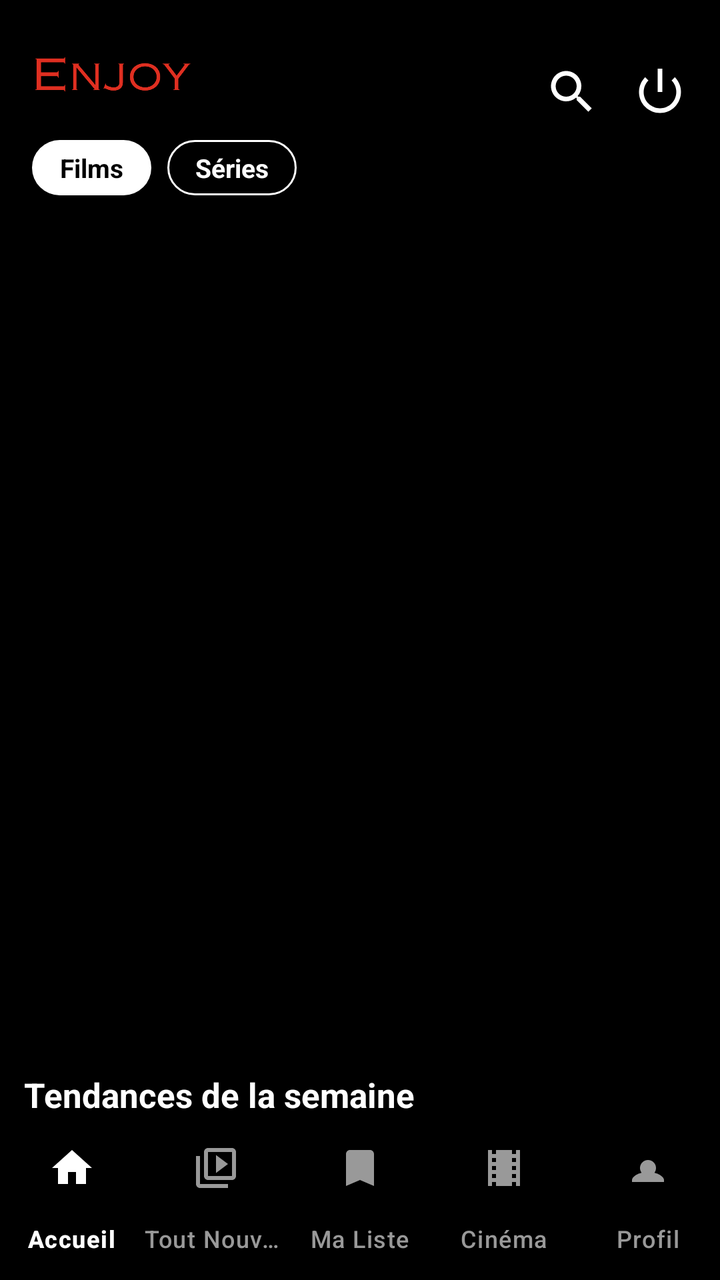
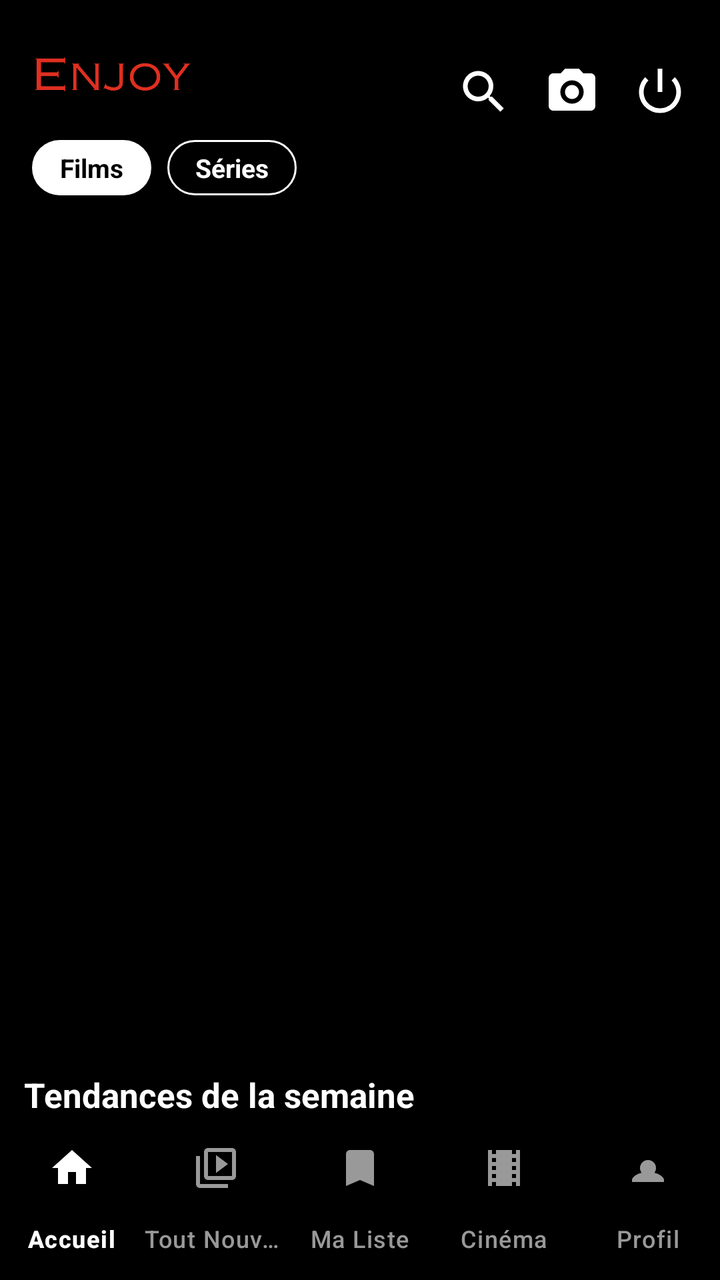

Before-and-after screenshots of an Android layout around one commit, followed by the original layout XML and the change that was made.
<!-- AndroidManifest.xml: application theme Theme.MoviesApp_Jaouhari -->
<!-- res/layout/activity_main.xml -->
<?xml version="1.0" encoding="utf-8"?>
<RelativeLayout xmlns:android="http://schemas.android.com/apk/res/android"
    xmlns:app="http://schemas.android.com/apk/res-auto"
    android:layout_width="match_parent"
    android:layout_height="match_parent"
    android:background="@color/black">

    
    <androidx.core.widget.NestedScrollView
        android:id="@+id/homeContentScrollView"
        android:layout_width="match_parent"
        android:layout_height="match_parent"
        android:layout_above="@+id/bottomNavigation"
        android:layout_alignParentTop="true">

        <LinearLayout
            android:layout_width="match_parent"
            android:layout_height="wrap_content"
            android:orientation="vertical">

            
            <androidx.recyclerview.widget.RecyclerView
                android:id="@+id/carouselRecyclerView"
                android:layout_width="match_parent"
                android:layout_height="520dp"
                android:overScrollMode="never" />

            
            <LinearLayout
                android:id="@+id/trendingSection"
                android:layout_width="match_parent"
                android:layout_height="wrap_content"
                android:orientation="vertical"
                android:layout_marginTop="16dp">

                <TextView
                    android:layout_width="match_parent"
                    android:layout_height="wrap_content"
                    android:text="Tendances de la semaine"
                    android:textColor="@color/white"
                    android:textSize="17sp"
                    android:textStyle="bold"
                    android:paddingStart="12dp"
                    android:paddingBottom="10dp" />

                <androidx.recyclerview.widget.RecyclerView
                    android:id="@+id/trendingRecyclerView"
                    android:layout_width="match_parent"
                    android:layout_height="195dp"
                    android:paddingStart="12dp"
                    android:clipToPadding="false"
                    android:overScrollMode="never" />

            </LinearLayout>

            
            <LinearLayout
                android:id="@+id/homeRecommendationsContainer"
                android:layout_width="match_parent"
                android:layout_height="wrap_content"
                android:orientation="vertical"
                android:layout_marginTop="8dp"
                android:visibility="gone" />

            
            <LinearLayout
                android:id="@+id/top10Section"
                android:layout_width="match_parent"
                android:layout_height="wrap_content"
                android:orientation="vertical"
                android:layout_marginTop="20dp">

                <TextView
                    android:layout_width="match_parent"
                    android:layout_height="wrap_content"
                    android:text="Top 10 en 2026"
                    android:textColor="@color/white"
                    android:textSize="17sp"
                    android:textStyle="bold"
                    android:paddingStart="12dp"
                    android:paddingEnd="12dp"
                    android:paddingBottom="10dp" />

                <androidx.recyclerview.widget.RecyclerView
                    android:id="@+id/topRatedRecyclerView"
                    android:layout_width="match_parent"
                    android:layout_height="170dp"
                    android:paddingStart="12dp"
                    android:paddingEnd="12dp"
                    android:clipToPadding="false"
                    android:overScrollMode="never" />

            </LinearLayout>

            
            <LinearLayout
                android:id="@+id/genreSectionsContainer"
                android:layout_width="match_parent"
                android:layout_height="wrap_content"
                android:orientation="vertical"
                android:layout_marginTop="8dp" />

            <View
                android:layout_width="match_parent"
                android:layout_height="16dp" />

        </LinearLayout>
    </androidx.core.widget.NestedScrollView>

    
    <androidx.core.widget.NestedScrollView
        android:id="@+id/seriesContentScrollView"
        android:layout_width="match_parent"
        android:layout_height="match_parent"
        android:layout_above="@+id/bottomNavigation"
        android:layout_alignParentTop="true"
        android:visibility="gone">

        <LinearLayout
            android:layout_width="match_parent"
            android:layout_height="wrap_content"
            android:orientation="vertical">

            
            <androidx.recyclerview.widget.RecyclerView
                android:id="@+id/tvCarouselRecyclerView"
                android:layout_width="match_parent"
                android:layout_height="520dp"
                android:overScrollMode="never" />

            
            <LinearLayout
                android:layout_width="match_parent"
                android:layout_height="wrap_content"
                android:orientation="vertical"
                android:layout_marginTop="16dp">

                <TextView
                    android:layout_width="match_parent"
                    android:layout_height="wrap_content"
                    android:text="Tendances séries de la semaine"
                    android:textColor="@color/white"
                    android:textSize="17sp"
                    android:textStyle="bold"
                    android:paddingStart="12dp"
                    android:paddingBottom="10dp" />

                <androidx.recyclerview.widget.RecyclerView
                    android:id="@+id/tvTrendingRecyclerView"
                    android:layout_width="match_parent"
                    android:layout_height="195dp"
                    android:paddingStart="12dp"
                    android:clipToPadding="false"
                    android:overScrollMode="never" />

            </LinearLayout>

            
            <LinearLayout
                android:layout_width="match_parent"
                android:layout_height="wrap_content"
                android:orientation="vertical"
                android:layout_marginTop="20dp">

                <TextView
                    android:layout_width="match_parent"
                    android:layout_height="wrap_content"
                    android:text="Top 10 séries en 2026"
                    android:textColor="@color/white"
                    android:textSize="17sp"
                    android:textStyle="bold"
                    android:paddingStart="12dp"
                    android:paddingBottom="10dp" />

                <androidx.recyclerview.widget.RecyclerView
                    android:id="@+id/tvTopRatedRecyclerView"
                    android:layout_width="match_parent"
                    android:layout_height="170dp"
                    android:paddingStart="12dp"
                    android:paddingEnd="12dp"
                    android:clipToPadding="false"
                    android:overScrollMode="never" />

            </LinearLayout>

            
            <LinearLayout
                android:id="@+id/tvRecommendationsContainer"
                android:layout_width="match_parent"
                android:layout_height="wrap_content"
                android:orientation="vertical"
                android:layout_marginTop="8dp"
                android:visibility="gone" />

            
            <LinearLayout
                android:id="@+id/tvGenreSectionsContainer"
                android:layout_width="match_parent"
                android:layout_height="wrap_content"
                android:orientation="vertical"
                android:layout_marginTop="8dp" />

            <View
                android:layout_width="match_parent"
                android:layout_height="16dp" />

        </LinearLayout>
    </androidx.core.widget.NestedScrollView>

    
    <LinearLayout
        android:id="@+id/comingSoonView"
        android:layout_width="match_parent"
        android:layout_height="match_parent"
        android:layout_above="@+id/bottomNavigation"
        android:layout_alignParentTop="true"
        android:orientation="vertical"
        android:background="@color/black"
        android:paddingTop="60dp"
        android:visibility="gone">

        <TextView
            android:layout_width="match_parent"
            android:layout_height="wrap_content"
            android:text="Tout Nouveau"
            android:textColor="@color/white"
            android:textSize="22sp"
            android:textStyle="bold"
            android:paddingStart="16dp"
            android:paddingTop="16dp"
            android:paddingBottom="12dp" />

        <androidx.recyclerview.widget.RecyclerView
            android:id="@+id/comingSoonRecyclerView"
            android:layout_width="match_parent"
            android:layout_height="match_parent"
            android:paddingStart="8dp"
            android:clipToPadding="false" />

    </LinearLayout>

    
    <androidx.core.widget.NestedScrollView
        android:id="@+id/myListView"
        android:layout_width="match_parent"
        android:layout_height="match_parent"
        android:layout_above="@+id/bottomNavigation"
        android:layout_alignParentTop="true"
        android:paddingTop="60dp"
        android:visibility="gone">

        <LinearLayout
            android:layout_width="match_parent"
            android:layout_height="wrap_content"
            android:orientation="vertical">

            <TextView
                android:layout_width="match_parent"
                android:layout_height="wrap_content"
                android:text="Ma Liste"
                android:textColor="@color/white"
                android:textSize="20sp"
                android:textStyle="bold"
                android:layout_margin="16dp" />

            <TextView
                android:id="@+id/myListEmptyText"
                android:layout_width="match_parent"
                android:layout_height="wrap_content"
                android:text="@string/my_list_empty"
                android:textColor="#999999"
                android:textSize="16sp"
                android:gravity="center"
                android:padding="32dp"
                android:visibility="gone" />

            <androidx.recyclerview.widget.RecyclerView
                android:id="@+id/myListRecyclerView"
                android:layout_width="match_parent"
                android:layout_height="wrap_content"
                android:padding="8dp"
                android:nestedScrollingEnabled="false"
                android:clipToPadding="false" />

            
            <LinearLayout
                android:id="@+id/recommendationsSection"
                android:layout_width="match_parent"
                android:layout_height="wrap_content"
                android:orientation="vertical"
                android:layout_marginTop="8dp"
                android:visibility="gone">

                <LinearLayout
                    android:layout_width="match_parent"
                    android:layout_height="wrap_content"
                    android:orientation="horizontal"
                    android:gravity="center_vertical"
                    android:paddingStart="16dp"
                    android:paddingEnd="16dp"
                    android:paddingBottom="10dp">

                    <TextView
                        android:layout_width="0dp"
                        android:layout_height="wrap_content"
                        android:layout_weight="1"
                        android:text="Recommandations pour vous"
                        android:textColor="@color/white"
                        android:textSize="17sp"
                        android:textStyle="bold" />

                    <TextView
                        android:id="@+id/recommendationsStatusText"
                        android:layout_width="wrap_content"
                        android:layout_height="wrap_content"
                        android:text="IA en cours..."
                        android:textColor="#999999"
                        android:textSize="12sp"
                        android:visibility="gone" />

                </LinearLayout>

                <androidx.recyclerview.widget.RecyclerView
                    android:id="@+id/recommendationsRecyclerView"
                    android:layout_width="match_parent"
                    android:layout_height="170dp"
                    android:paddingStart="12dp"
                    android:paddingEnd="12dp"
                    android:clipToPadding="false"
                    android:overScrollMode="never" />

            </LinearLayout>

            <View
                android:layout_width="match_parent"
                android:layout_height="16dp" />

        </LinearLayout>
    </androidx.core.widget.NestedScrollView>

    
    <LinearLayout
        android:id="@+id/searchResultsView"
        android:layout_width="match_parent"
        android:layout_height="match_parent"
        android:layout_above="@+id/bottomNavigation"
        android:layout_alignParentTop="true"
        android:orientation="vertical"
        android:background="@color/black"
        android:paddingTop="130dp"
        android:visibility="gone">

        <TextView
            android:id="@+id/searchStatusText"
            android:layout_width="match_parent"
            android:layout_height="wrap_content"
            android:text=""
            android:textColor="#999999"
            android:textSize="14sp"
            android:gravity="center"
            android:padding="16dp"
            android:visibility="gone" />

        <androidx.recyclerview.widget.RecyclerView
            android:id="@+id/searchResultsRecyclerView"
            android:layout_width="match_parent"
            android:layout_height="match_parent"
            android:padding="4dp"
            android:clipToPadding="false" />

    </LinearLayout>

    
    <LinearLayout
        android:id="@+id/cinemaView"
        android:layout_width="match_parent"
        android:layout_height="match_parent"
        android:layout_above="@+id/bottomNavigation"
        android:layout_alignParentTop="true"
        android:orientation="vertical"
        android:background="@color/black"
        android:visibility="gone">

        <TextView
            android:layout_width="match_parent"
            android:layout_height="wrap_content"
            android:text="Cinémas"
            android:textColor="@color/white"
            android:textSize="20sp"
            android:textStyle="bold"
            android:paddingTop="72dp"
            android:paddingStart="16dp"
            android:paddingBottom="10dp" />

        <com.google.android.gms.maps.MapView
            android:id="@+id/mapView"
            android:layout_width="match_parent"
            android:layout_height="0dp"
            android:layout_weight="1" />

        <androidx.recyclerview.widget.RecyclerView
            android:id="@+id/cinemaRecyclerView"
            android:layout_width="match_parent"
            android:layout_height="130dp"
            android:paddingStart="8dp"
            android:paddingEnd="8dp"
            android:paddingTop="8dp"
            android:clipToPadding="false"
            android:overScrollMode="never"
            android:background="@color/black" />

    </LinearLayout>

    
    <ScrollView
        android:id="@+id/profileView"
        android:layout_width="match_parent"
        android:layout_height="match_parent"
        android:layout_above="@+id/bottomNavigation"
        android:layout_alignParentTop="true"
        android:background="@color/black"
        android:visibility="gone">

        <LinearLayout
            android:layout_width="match_parent"
            android:layout_height="wrap_content"
            android:orientation="vertical"
            android:paddingTop="80dp"
            android:paddingBottom="32dp"
            android:paddingHorizontal="24dp"
            android:gravity="center_horizontal">

            
            <TextView
                android:id="@+id/profileAvatar"
                android:layout_width="90dp"
                android:layout_height="90dp"
                android:gravity="center"
                android:textColor="@color/white"
                android:textSize="36sp"
                android:textStyle="bold"
                android:background="@drawable/bg_avatar_circle"
                android:text="?" />

            
            <TextView
                android:id="@+id/profileName"
                android:layout_width="wrap_content"
                android:layout_height="wrap_content"
                android:textColor="@color/white"
                android:textSize="22sp"
                android:textStyle="bold"
                android:layout_marginTop="16dp"
                android:text="" />

            
            <TextView
                android:id="@+id/profileEmail"
                android:layout_width="wrap_content"
                android:layout_height="wrap_content"
                android:textColor="#999999"
                android:textSize="14sp"
                android:layout_marginTop="6dp"
                android:text="" />

            
            <View
                android:layout_width="match_parent"
                android:layout_height="1dp"
                android:background="#222222"
                android:layout_marginTop="32dp"
                android:layout_marginBottom="32dp" />

            
            <Button
                android:id="@+id/btnLogout"
                android:layout_width="match_parent"
                android:layout_height="52dp"
                android:text="Se déconnecter"
                android:textColor="@color/white"
                android:textSize="16sp"
                android:backgroundTint="#222222"
                android:layout_marginBottom="16dp" />

            
            <Button
                android:id="@+id/btnDeleteAccount"
                android:layout_width="match_parent"
                android:layout_height="52dp"
                android:text="Supprimer mon compte"
                android:textColor="@color/white"
                android:textSize="16sp"
                android:backgroundTint="#E50914" />

        </LinearLayout>
    </ScrollView>

    
    <com.google.android.material.bottomnavigation.BottomNavigationView
        android:id="@+id/bottomNavigation"
        android:layout_width="match_parent"
        android:layout_height="wrap_content"
        android:layout_alignParentBottom="true"
        android:background="@color/black"
        app:itemIconTint="@color/nav_item_color_state"
        app:itemTextColor="@color/nav_item_color_state"
        app:labelVisibilityMode="labeled"
        app:menu="@menu/bottom_nav_menu" />

    
    <RelativeLayout
        android:id="@+id/headerLayout"
        android:layout_width="match_parent"
        android:layout_height="wrap_content"
        android:layout_alignParentTop="true"
        android:background="@drawable/gradient_header"
        android:paddingTop="28dp"
        android:paddingBottom="72dp"
        android:paddingHorizontal="16dp">

        
        <ImageView
            android:id="@+id/imageLogo"
            android:layout_width="80dp"
            android:layout_height="36dp"
            android:layout_alignParentStart="true"
            android:layout_alignParentTop="true"
            android:scaleType="fitStart"
            android:src="@drawable/logo" />

        
        <LinearLayout
            android:id="@+id/rightIcons"
            android:layout_width="wrap_content"
            android:layout_height="wrap_content"
            android:layout_alignParentEnd="true"
            android:layout_alignTop="@id/imageLogo"
            android:layout_alignBottom="@id/imageLogo"
            android:orientation="horizontal"
            android:gravity="center_vertical">

            <ImageView
                android:id="@+id/imageSearchIcon"
                android:layout_width="28dp"
                android:layout_height="28dp"
                android:layout_marginEnd="16dp"
                android:src="@drawable/ic_search"
                app:tint="@color/white" />

            <ImageView
                android:id="@+id/logoutIcon"
                android:layout_width="28dp"
                android:layout_height="28dp"
                android:src="@android:drawable/ic_lock_power_off"
                app:tint="@color/white" />

        </LinearLayout>

        
        <LinearLayout
            android:id="@+id/tabAndFilterRow"
            android:layout_width="match_parent"
            android:layout_height="wrap_content"
            android:layout_below="@id/imageLogo"
            android:orientation="horizontal"
            android:gravity="center_vertical"
            android:layout_marginTop="6dp">

            <TextView
                android:id="@+id/btnFilms"
                android:layout_width="wrap_content"
                android:layout_height="wrap_content"
                android:text="Films"
                android:textColor="@color/black"
                android:textSize="13sp"
                android:textStyle="bold"
                android:paddingHorizontal="14dp"
                android:paddingVertical="5dp"
                android:layout_marginEnd="8dp"
                android:background="@drawable/bg_tab_pill_selected" />

            <TextView
                android:id="@+id/btnSeries"
                android:layout_width="wrap_content"
                android:layout_height="wrap_content"
                android:text="Séries"
                android:textColor="@color/white"
                android:textSize="13sp"
                android:textStyle="bold"
                android:paddingHorizontal="14dp"
                android:paddingVertical="5dp"
                android:layout_marginEnd="8dp"
                android:background="@drawable/bg_tab_pill" />

        </LinearLayout>

        
        <LinearLayout
            android:id="@+id/searchBarContainer"
            android:layout_width="match_parent"
            android:layout_height="wrap_content"
            android:layout_below="@id/tabAndFilterRow"
            android:layout_marginTop="8dp"
            android:background="@color/netflix_dark_grey"
            android:orientation="horizontal"
            android:gravity="center_vertical"
            android:visibility="gone">

            <EditText
                android:id="@+id/editTextSearch"
                android:layout_width="0dp"
                android:layout_height="wrap_content"
                android:layout_weight="1"
                android:background="@android:color/transparent"
                android:hint="Ex: film d'horreur japonais, comédie romantique..."
                android:inputType="text"
                android:imeOptions="actionSearch"
                android:singleLine="true"
                android:padding="12dp"
                android:textColor="@color/white"
                android:textColorHint="#999999" />

            <ImageView
                android:id="@+id/imageMicIcon"
                android:layout_width="44dp"
                android:layout_height="44dp"
                android:padding="10dp"
                android:src="@drawable/ic_mic"
                app:tint="#999999" />

        </LinearLayout>

    </RelativeLayout>

</RelativeLayout>
<!-- resources referenced by this layout -->
<resources>
  <color name="black">#000000</color>
  <color name="netflix_dark_grey">#1F1F1F</color>
  <color name="white">#FFFFFF</color>
  <!-- drawable bg_avatar_circle (drawable) -->
  <?xml version="1.0" encoding="utf-8"?>
  <shape xmlns:android="http://schemas.android.com/apk/res/android"
      android:shape="oval">
      <solid android:color="#E50914" />
  </shape>
  <!-- drawable bg_tab_pill (drawable) -->
  <?xml version="1.0" encoding="utf-8"?>
  <shape xmlns:android="http://schemas.android.com/apk/res/android"
      android:shape="rectangle">
      <corners android:radius="20dp" />
      <stroke android:width="1dp" android:color="#FFFFFF" />
  </shape>
  <!-- drawable bg_tab_pill_selected (drawable) -->
  <?xml version="1.0" encoding="utf-8"?>
  <shape xmlns:android="http://schemas.android.com/apk/res/android"
      android:shape="rectangle">
      <corners android:radius="20dp" />
      <solid android:color="#FFFFFF" />
  </shape>
  <!-- drawable gradient_header (drawable) -->
  <?xml version="1.0" encoding="utf-8"?>
  <shape xmlns:android="http://schemas.android.com/apk/res/android">
      <gradient
          android:angle="270"
          android:startColor="#FF000000"
          android:centerColor="#CC000000"
          android:endColor="#00000000"
          android:type="linear" />
  </shape>
  <!-- drawable ic_mic (drawable) -->
  <?xml version="1.0" encoding="utf-8"?>
  <vector xmlns:android="http://schemas.android.com/apk/res/android"
      android:width="24dp"
      android:height="24dp"
      android:viewportWidth="24"
      android:viewportHeight="24">
      <path
          android:fillColor="#FFFFFF"
          android:pathData="M12,14c1.66,0 2.99,-1.34 2.99,-3L15,5c0,-1.66 -1.34,-3 -3,-3S9,3.34 9,5v6
              c0,1.66 1.34,3 3,3z
              M17.3,11c0,3 -2.54,5.1 -5.3,5.1S6.7,14 6.7,11H5c0,3.41 2.72,6.23 6,6.72
              V21h2v-3.28c3.28,-0.48 6,-3.3 6,-6.72h-1.7z" />
  </vector>
  <!-- drawable ic_search (drawable) -->
  <?xml version="1.0" encoding="utf-8"?>
  <vector xmlns:android="http://schemas.android.com/apk/res/android"
      android:width="24dp"
      android:height="24dp"
      android:viewportWidth="24"
      android:viewportHeight="24">
      <path
          android:fillColor="#FFFFFF"
          android:pathData="M15.5,14h-0.79l-0.28,-0.27C15.41,12.59 16,11.11 16,9.5
              C16,5.91 13.09,3 9.5,3S3,5.91 3,9.5S5.91,16 9.5,16
              c1.61,0 3.09,-0.59 4.23,-1.57l0.27,0.28v0.79l5,4.99L20.49,19L15.5,14z
              M9.5,14C7.01,14 5,11.99 5,9.5S7.01,5 9.5,5S14,7.01 14,9.5S11.99,14 9.5,14z" />
  </vector>
  <!-- drawable logo: png bitmap (drawable, 16246 bytes) -->
  <string name="my_list_empty">Votre liste est vide.\nAjoutez des films depuis leur page de détails.</string>
  <style name="Theme.MoviesApp_Jaouhari" parent="Base.Theme.MoviesApp_Jaouhari" />
  <style name="Base.Theme.MoviesApp_Jaouhari" parent="Theme.Material3.DayNight.NoActionBar">
          
      </style>
</resources>

<!-- the commit's change to res/layout/activity_main.xml (unified diff, before → after) -->
@@ -548,6 +548,14 @@
                 app:tint="@color/white" />
 
             <ImageView
+                android:id="@+id/imageMoodIcon"
+                android:layout_width="28dp"
+                android:layout_height="28dp"
+                android:layout_marginEnd="16dp"
+                android:src="@drawable/ic_camera_mood"
+                app:tint="@color/white" />
+
+            <ImageView
                 android:id="@+id/logoutIcon"
                 android:layout_width="28dp"
                 android:layout_height="28dp"
<!-- resource entries referenced after the edit -->
@@ -33,6 +33,20 @@
           android:endColor="#00000000"
           android:type="linear" />
   </shape>
+  <!-- drawable ic_camera_mood (drawable) -->
+  <?xml version="1.0" encoding="utf-8"?>
+  <vector xmlns:android="http://schemas.android.com/apk/res/android"
+      android:width="24dp"
+      android:height="24dp"
+      android:viewportWidth="24"
+      android:viewportHeight="24">
+      <path
+          android:fillColor="#FFFFFF"
+          android:pathData="M12,9c-1.66,0 -3,1.34 -3,3s1.34,3 3,3 3,-1.34 3,-3 -1.34,-3 -3,-3z
+              M20,4h-3.17L15,2H9L7.17,4H4C2.9,4 2,4.9 2,6v12c0,1.1 0.9,2 2,2h16
+              c1.1,0 2,-0.9 2,-2V6c0,-1.1 -0.9,-2 -2,-2z
+              M12,17c-2.76,0 -5,-2.24 -5,-5s2.24,-5 5,-5 5,2.24 5,5 -2.24,5 -5,5z" />
+  </vector>
   <!-- drawable ic_mic (drawable) -->
   <?xml version="1.0" encoding="utf-8"?>
   <vector xmlns:android="http://schemas.android.com/apk/res/android"
